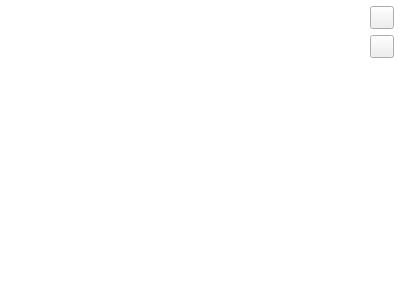
First picture: the form in qCC/ui_templates/histogramDlg.ui, repository CloudCompare/CloudCompare, before the edit.
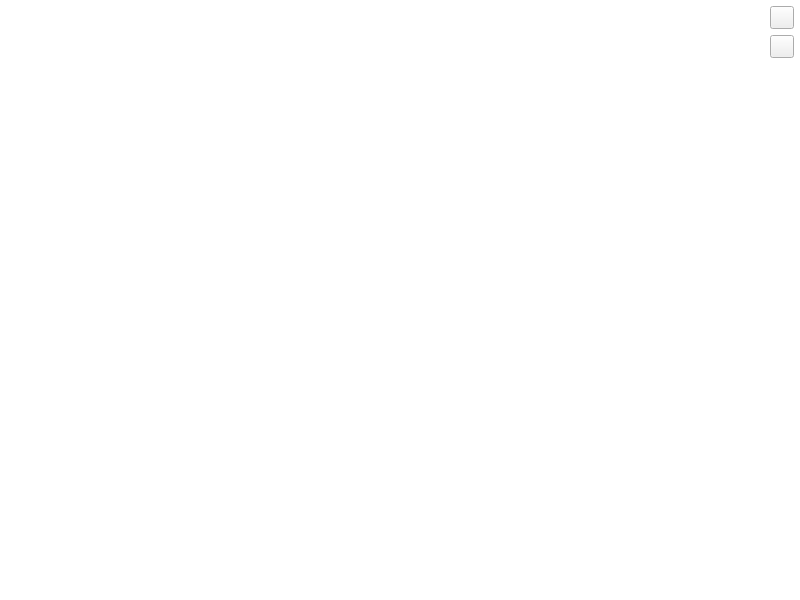
Second picture: the form after the edit. Icons and pictures are not drawn.

Commit message:
Increase default histogram window size to 800x600
Also avoid extra layout parenting.

```diff
--- a/qCC/ui_templates/histogramDlg.ui
+++ b/qCC/ui_templates/histogramDlg.ui
@@ -6,8 +6,8 @@
    <rect>
     <x>0</x>
     <y>0</y>
-    <width>400</width>
-    <height>300</height>
+    <width>800</width>
+    <height>600</height>
    </rect>
   </property>
   <property name="windowTitle">
```
The commit also changes 1 other file.
